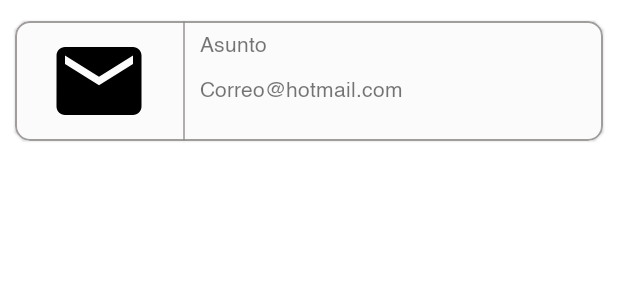
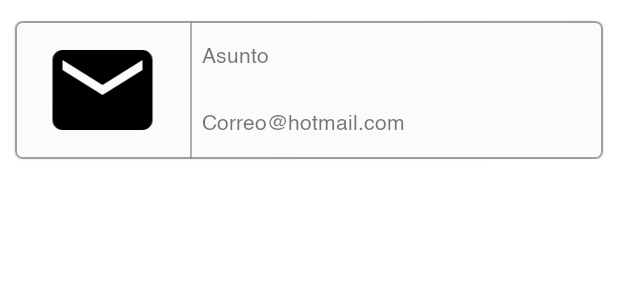
Before and after one commit to AbrahamLCodes/PasswordManager, an Android app: the layout item_detalle_correo.xml on its own in the app's theme, with its tools: preview values and no code run, on a phone screen of 412 x 824 dp. Shown: the top 300 px of the screen. Run offline under Robolectric (Android 15) with nearby library versions, the phone set to English and light mode, and no system bars.

Commit message:
bug fix cardview

```diff
--- a/app/src/main/res/layout/item_detalle_correo.xml
+++ b/app/src/main/res/layout/item_detalle_correo.xml
@@ -5,12 +5,12 @@
     xmlns:app="http://schemas.android.com/apk/res-auto"
     style="@style/Widget.MaterialComponents.CardView"
     android:layout_width="match_parent"
-    android:layout_height="80dp"
+    android:layout_height="wrap_content"
     android:layout_marginHorizontal="10dp"
     android:layout_marginVertical="14dp"
     android:backgroundTint="@color/light_font"
     android:clickable="true"
-    app:cardCornerRadius="10dp"
+    app:cardCornerRadius="5dp"
     app:cardElevation="1dp"
     app:strokeColor="#D7918C8C"
     app:strokeWidth="1dp">
@@ -19,13 +19,15 @@
         android:layout_width="match_parent"
         android:layout_height="match_parent"
         android:orientation="horizontal"
-        android:weightSum="1">
+        android:weightSum="1"
+       >
 
         <ImageView
             android:id="@+id/imgViewCard"
-            android:layout_width="100dp"
-            android:layout_height="match_parent"
+            android:layout_width="match_parent"
+            android:layout_height="80dp"
             android:layout_margin="6dp"
+            android:layout_weight=".7"
             app:srcCompat="@drawable/mail_svg_black" />
 
         <View
@@ -35,8 +37,10 @@
 
         <LinearLayout
             android:layout_width="match_parent"
-            android:layout_height="wrap_content"
+            android:layout_height="match_parent"
             android:layout_marginHorizontal="5dp"
+            android:layout_weight=".3"
+            android:weightSum="2"
             android:gravity="center|center_horizontal"
             android:orientation="vertical"
             android:padding="1dp">
@@ -44,8 +48,8 @@
             <com.google.android.material.textview.MaterialTextView
                 android:id="@+id/nomUsuario"
                 android:layout_width="match_parent"
+                android:layout_weight="1"
                 android:layout_height="match_parent"
-                android:layout_margin="3dp"
                 android:clickable="false"
                 android:fontFamily="@font/helvetica"
                 android:gravity="center|start"
@@ -54,9 +58,10 @@
 
             <com.google.android.material.textview.MaterialTextView
                 android:id="@+id/correo"
+                android:layout_weight="1"
                 android:layout_width="match_parent"
                 android:layout_height="match_parent"
-                android:layout_margin="3dp"
+
                 android:clickable="false"
                 android:fontFamily="@font/helvetica"
                 android:gravity="center|start"
--- a/app/src/main/res/layout/item_detalle_nota.xml
+++ b/app/src/main/res/layout/item_detalle_nota.xml
@@ -7,7 +7,7 @@
     android:layout_width="match_parent"
     android:layout_height="wrap_content"
     android:layout_margin="8dp"
-    app:cardCornerRadius="10dp"
+    app:cardCornerRadius="5dp"
     app:cardElevation="1dp"
     app:strokeColor="#D7939292"
     app:strokeWidth="1dp">
@@ -20,7 +20,7 @@
         <ImageView
             android:id="@+id/imgViewCard"
             android:layout_width="100dp"
-            android:layout_height="match_parent"
+            android:layout_height="100dp"
             android:layout_margin="6dp"
             app:srcCompat="@drawable/ic_nota" />
 
```
Also changed, not shown: app/src/main/res/layout/item_detalle_cuenta.xml (+7 -3 lines), app/src/main/res/layout/item_detalle_tarjeta.xml (+6 -2 lines).
